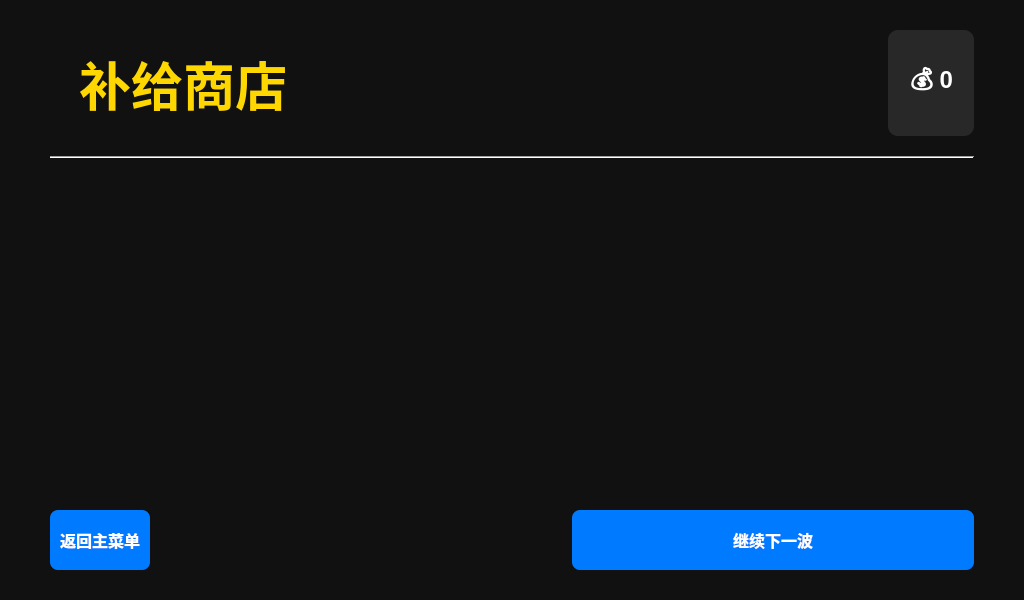
Before: the Qt Designer form shop.ui in Microindole/Qt-Brotato, drawn with Qt 5.
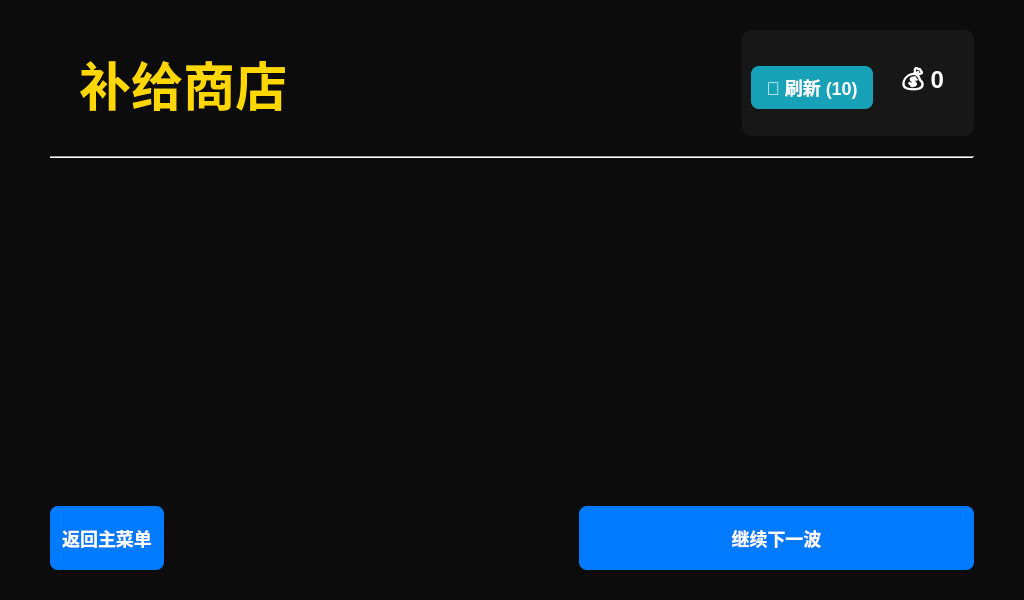
After: the same form once the commit is applied.

Commit message: 实现更多道具,加入商店刷新功能,存在知道刷新和没扣除金币的bug

```diff
--- a/shop.ui
+++ b/shop.ui
@@ -14,74 +14,78 @@
    <string>商店</string>
   </property>
   <property name="styleSheet">
-   <string notr="true">/* 主背景 */
+   <string notr="true">/* --- 全局背景，类似暂停菜单 --- */
 QWidget#Shop {
-    background-color: rgba(0, 0, 0, 190);
+    background-color: rgba(0, 0, 0, 200); /* 增加不透明度 */
 }
 
-/* 标题 */
+/* --- 标题 --- */
 QLabel#titleLabel {
     font-size: 52px;
     font-weight: bold;
-    color: #FFD700; /* 金色 */
+    color: #FFD700;
     padding: 15px;
 }
 
-/* 金币显示 */
+/* --- 刷新和金币区域 --- */
+#topBarContainer {
+    background-color: rgba(255, 255, 255, 0.05);
+    border-radius: 10px;
+    padding: 5px;
+}
 QLabel#coinLabel {
     font-size: 24px;
     font-weight: bold;
     color: white;
-    background-color: rgba(255, 255, 255, 0.1);
-    border-radius: 10px;
     padding: 8px 15px;
 }
 
-/* 商品卡片 */
+/* --- 商品卡片 --- */
 QWidget#itemCard {
-    background-color: rgba(255, 255, 255, 0.05);
-    border: 1px solid rgba(255, 255, 255, 0.2);
-    border-radius: 12px;
-    padding: 15px;
+    background-color: rgba(30, 30, 30, 230); /* 使用暂停菜单的面板颜色 */
+    border: 1px solid rgba(80, 80, 80, 200);
+    border-radius: 15px;
+    padding: 20px;
 }
 
-/* 商品名称 */
+/* --- 字体增大 --- */
 QLabel#itemName {
-    font-size: 18px;
+    font-size: 22px; /* 增大 */
     font-weight: bold;
     color: white;
 }
-
-/* 商品描述 */
 QLabel#itemDesc {
-    font-size: 14px;
+    font-size: 16px; /* 增大 */
     color: #B0B0B0;
 }
 
-/* 购买按钮 */
+/* --- 按钮样式 --- */
 QPushButton {
-    font-size: 16px;
+    font-size: 18px; /* 增大 */
     font-weight: bold;
     color: white;
-    background-color: #28a745; /* 绿色 */
+    background-color: #28a745;
     border: none;
     border-radius: 8px;
-    padding: 10px;
+    padding: 12px;
     margin-top: 10px;
 }
-
 QPushButton:hover {
     background-color: #218838;
 }
-
 QPushButton:disabled {
     background-color: #5A5A5A;
     color: #999;
 }
-
-/* 继续和返回按钮 */
+QPushButton#refreshButton {
+    background-color: #17a2b8; /* 刷新按钮用青色 */
+    padding: 8px 15px;
+}
+QPushButton#refreshButton:hover {
+    background-color: #138496;
+}
 QPushButton#continueButton, QPushButton#backToMenuButton {
-    background-color: #007bff; /* 蓝色 */
+    background-color: #007bff;
     min-height: 40px;
 }
 QPushButton#continueButton:hover, QPushButton#backToMenuButton:hover {
@@ -128,13 +132,29 @@
       </spacer>
      </item>
      <item>
-      <widget class="QLabel" name="coinLabel">
-       <property name="text">
-        <string>💰 0</string>
-       </property>
-       <property name="alignment">
-        <set>Qt::AlignRight|Qt::AlignTrailing|Qt::AlignVCenter</set>
-       </property>
+      <widget class="QWidget" name="topBarContainer" native="true">
+       <layout class="QHBoxLayout" name="horizontalLayout">
+        <item>
+         <widget class="QPushButton" name="refreshButton">
+          <property name="toolTip">
+           <string>花费10金币刷新商品</string>
+          </property>
+          <property name="text">
+           <string>🔄 刷新 (10)</string>
+          </property>
+         </widget>
+        </item>
+        <item>
+         <widget class="QLabel" name="coinLabel">
+          <property name="text">
+           <string>💰 0</string>
+          </property>
+          <property name="alignment">
+           <set>Qt::AlignRight|Qt::AlignTrailing|Qt::AlignVCenter</set>
+          </property>
+         </widget>
+        </item>
+       </layout>
       </widget>
      </item>
     </layout>
@@ -150,7 +170,7 @@
     <widget class="QWidget" name="itemsGridContainer" native="true">
      <layout class="QGridLayout" name="gridLayout">
       <property name="spacing">
-       <number>20</number>
+       <number>25</number>
       </property>
      </layout>
     </widget>
```
The commit also changes 9 other files.
